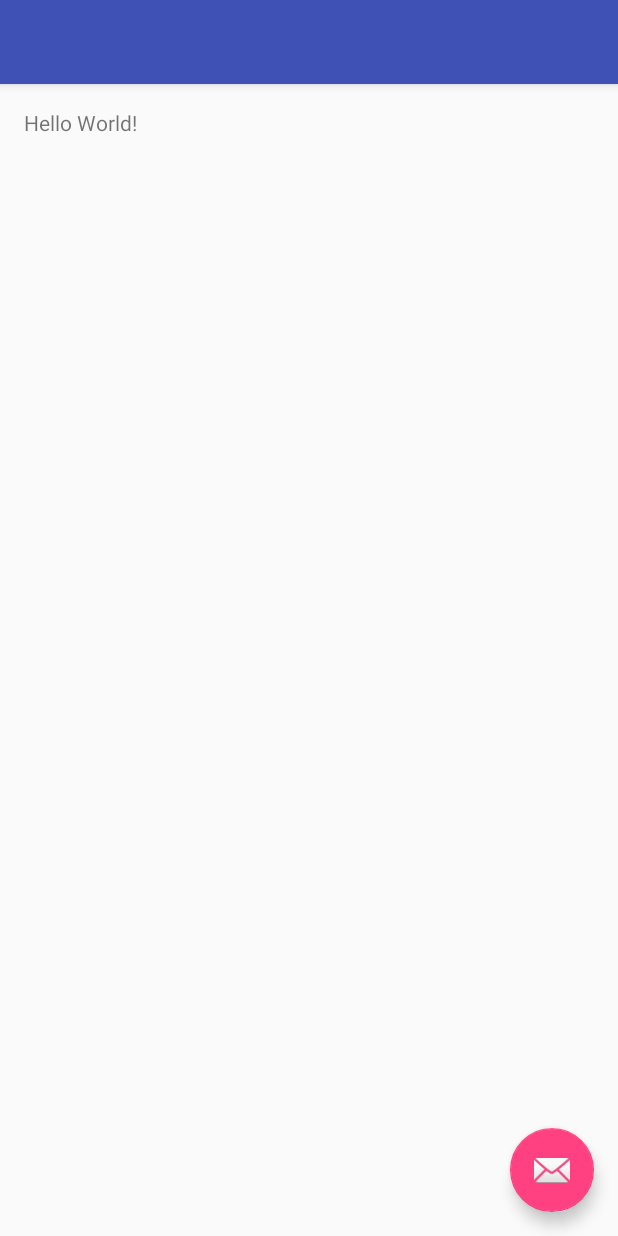
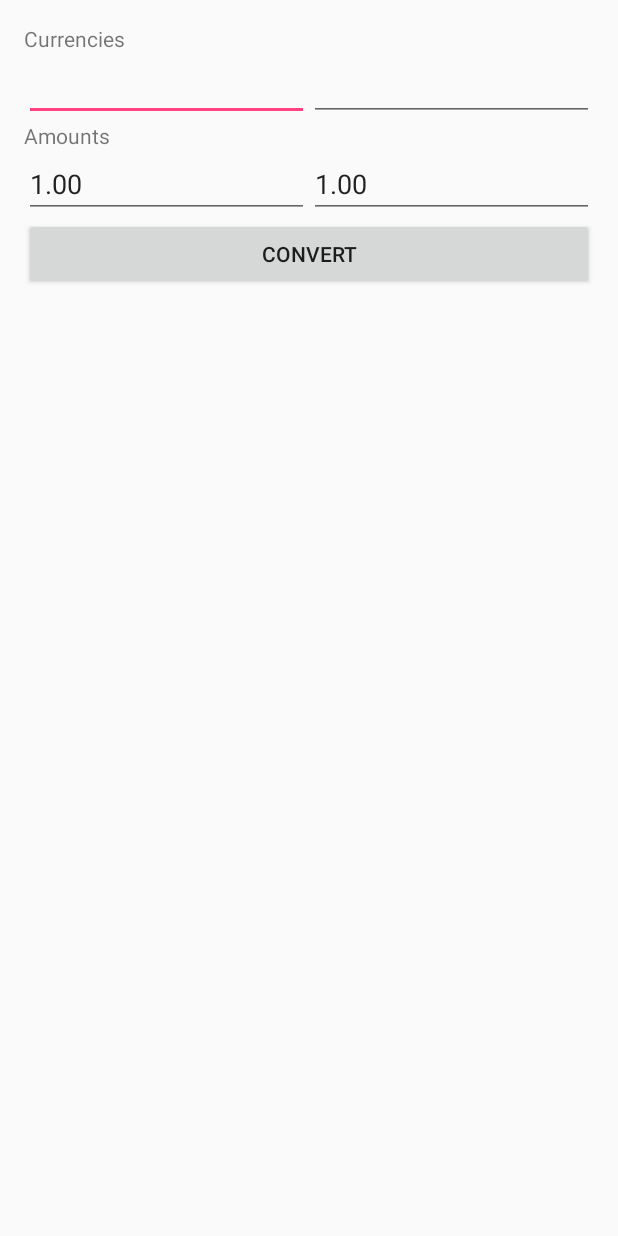
Before and after one commit to STCTbone/CurrencyConverter, an Android app: the screen it shows after launch (ConversionActivity), on a phone screen of 412 x 824 dp. Run offline under Robolectric (Android 15) with nearby library versions, the phone set to English and light mode, and no system bars; libraries missing offline, so code that uses them is left out: com.squareup.okhttp.

Commit message:
WIP working currency converter, now for better layouts

```diff
--- a/app/build.gradle
+++ b/app/build.gradle
@@ -25,4 +25,5 @@ dependencies {
     compile 'com.android.support:appcompat-v7:24.1.1'
     compile 'com.android.support:design:24.1.1'
     compile 'com.squareup.okhttp:okhttp:2.2.0'
+    compile 'com.squareup.retrofit:retrofit:1.9.0'
 }
--- a/app/src/main/java/com/example/matthewrieger/currencyconverter/ConversionActivity.java
+++ b/app/src/main/java/com/example/matthewrieger/currencyconverter/ConversionActivity.java
@@ -11,17 +11,29 @@ import android.support.v7.app.AppCompatActivity;
 import android.util.Log;
 import android.view.Menu;
 import android.view.MenuItem;
+import android.view.View;
+import android.widget.Button;
+import android.widget.EditText;
 
 import com.example.matthewrieger.currencyconverter.service.ConversionService;
+import com.example.matthewrieger.currencyconverter.model.ConversionRate;
 import com.squareup.okhttp.OkHttpClient;
 import com.squareup.okhttp.Request;
 import com.squareup.okhttp.Response;
-import com.squareup.okhttp.OkHttpClient;
 
 
 public class ConversionActivity extends AppCompatActivity {
 
     private static final String LOG_TAG = "[Convert Activity]";
+    private static final String CURRENT_RATE = "CURRENT_RATE";
+
+    private EditText fromCurrencyField;
+    private EditText toCurrencyField;
+    private EditText fromAmountField;
+    private EditText toAmountField;
+    private Button convertButton;
+
+    private ConversionRate currentRate;
 
     private AsyncTask<String, Void, String> loadConversionTask = new AsyncTask<String, Void, String>() {
         @Override
@@ -48,7 +60,7 @@ public class ConversionActivity extends AppCompatActivity {
     };
 
     private void conversionComplete(String payload) {
-        Log.d(LOG_TAG, "Conversion response: " + payload);
+        Log.d(LOG_TAG, "Conversion response: "  + payload);
     }
 
     @Override
@@ -59,20 +71,84 @@ public class ConversionActivity extends AppCompatActivity {
 
         IntentFilter intentFilter = new IntentFilter(ConversionService.CONVERSION_RESULT_ACTION);
         LocalBroadcastManager.getInstance(this).registerReceiver(conversionReceiver, intentFilter);
-        convertCurrency("USD", "EUR");
+
+        fromCurrencyField = (EditText) findViewById(R.id.from_currency);
+        toCurrencyField = (EditText) findViewById(R.id.to_currency);
+        fromAmountField = (EditText) findViewById(R.id.from_amount);
+        toAmountField = (EditText) findViewById(R.id.to_amount);
+        convertButton = (Button) findViewById(R.id.convert_button);
+
+        if (savedInstanceState != null) {
+            currentRate = (ConversionRate) savedInstanceState.getSerializable(CURRENT_RATE);
+        } else {
+            fromAmountField.setText("1.00");
+            toAmountField.setText("1.00");
+        }
+
+        convertButton.setOnClickListener(new View.OnClickListener(){
+            @Override public void onClick(View v) {
+                convert();
+            }
+        });
     }
 
-    private void convertCurrency(String from, String to) {
+    private void convert() {
+        if(currenciesChanged()) {
+            getRate();
+        } else {
+            calculateToAmount();
+        }
+    }
+
+    private boolean currenciesChanged() {
+        if (currentRate != null) {
+            String from = fromCurrencyField.getText().toString().toLowerCase();
+            String to = toCurrencyField.getText().toString().toLowerCase();
+            if (from.equals(currentRate.from.toLowerCase()) && to.equals(currentRate.to.toLowerCase())) {
+                return false;
+            }
+        }
+        return true;
+    }
+
+    private void getRate() {
+        String from = fromCurrencyField.getText().toString();
+        String to = toCurrencyField.getText().toString();
+        if (from != null && to != null && from.length() == 3 && to.length() == 3) {
+            getRate(from, to);
+        }
+    }
+
+    private void getRate(String from, String to) {
         Intent convertIntent = new Intent(this, ConversionService.class);
         convertIntent.putExtra(ConversionService.FROM, from);
         convertIntent.putExtra(ConversionService.TO, to);
         startService(convertIntent);
     }
 
+    private void rateLoaded(ConversionRate newRate) {
+        currentRate = newRate;
+        calculateToAmount();
+    }
+
+    private void calculateToAmount() {
+        if (currentRate != null) {
+            Float toAmount = currentRate.convert(fromAmountField.getText().toString());
+            String formattedToAmount = String.format("%.2f", toAmount);
+            toAmountField.setText(formattedToAmount);
+        }
+    }
+
     @Override
     protected void onDestroy() {
         LocalBroadcastManager.getInstance(this).unregisterReceiver(conversionReceiver);
         super.onDestroy();
+    }
+
+    @Override
+    protected void onSaveInstanceState(Bundle outstate) {
+        super.onSaveInstanceState(outstate);
+        outstate.putSerializable(CURRENT_RATE, currentRate);
     }
 
     @Override
@@ -100,8 +176,8 @@ public class ConversionActivity extends AppCompatActivity {
     private BroadcastReceiver conversionReceiver = new BroadcastReceiver() {
         @Override
         public void onReceive(Context context, Intent intent) {
-            String result = intent.getStringExtra(ConversionService.CONVERSION_RESULT_EXTRA);
-            conversionComplete(result);
+            ConversionRate result = (ConversionRate) intent.getSerializableExtra(ConversionService.CONVERSION_RESULT_EXTRA);
+            rateLoaded(result);
         }
     };
 
--- a/app/src/main/res/layout/activity_conversion.xml
+++ b/app/src/main/res/layout/activity_conversion.xml
@@ -1,34 +1,43 @@
-<?xml version="1.0" encoding="utf-8"?>
-<android.support.design.widget.CoordinatorLayout xmlns:android="http://schemas.android.com/apk/res/android"
-    xmlns:app="http://schemas.android.com/apk/res-auto"
-    xmlns:tools="http://schemas.android.com/tools"
-    android:layout_width="match_parent"
-    android:layout_height="match_parent"
-    android:fitsSystemWindows="true"
-    tools:context="com.example.matthewrieger.currencyconverter.ConversionActivity">
-
-    <android.support.design.widget.AppBarLayout
+<LinearLayout xmlns:android="http://schemas.android.com/apk/res/android" xmlns:tools="http://schemas.android.com/tooks" android:layout_width="match_parent"
+    android:layout_height="match_parent" android:orientation="vertical" android:paddingLeft="@dimen/activity_horizontal_margin"
+    android:paddingRight="@dimen/activity_horizontal_margin" android:paddingTop="@dimen/activity_vertical_margin" android:paddingBottom="@dimen/activity_vertical_margin">
+    <TextView android:id="@+id/currency_label" android:layout_width="match_parent" android:layout_height="wrap_content" android:text="@string/currencies" />
+    <LinearLayout
+        android:layout_width="match_parent"
+        android:layout_height="wrap_content" android:id="@+id/currencies">
+        <EditText
+            android:layout_width="match_parent"
+            android:layout_height="wrap_content"
+            android:id="@+id/from_currency"
+            android:layout_weight="1.0"/>
+        <EditText
+            android:layout_width="match_parent"
+            android:layout_height="wrap_content"
+            android:id="@+id/to_currency"
+            android:layout_weight="1.0"/>
+    </LinearLayout>
+    <TextView
         android:layout_width="match_parent"
         android:layout_height="wrap_content"
-        android:theme="@style/AppTheme.AppBarOverlay">
-
-        <android.support.v7.widget.Toolbar
-            android:id="@+id/toolbar"
+        android:id="@+id/amount_label"
+        android:text="@string/amounts"/>
+    <LinearLayout
+        android:layout_width="match_parent"
+        android:layout_height="wrap_content">
+        <EditText
             android:layout_width="match_parent"
-            android:layout_height="?attr/actionBarSize"
-            android:background="?attr/colorPrimary"
-            app:popupTheme="@style/AppTheme.PopupOverlay" />
-
-    </android.support.design.widget.AppBarLayout>
-
-    <include layout="@layout/content_conversion" />
-
-    <android.support.design.widget.FloatingActionButton
-        android:id="@+id/fab"
-        android:layout_width="wrap_content"
+            android:layout_height="wrap_content"
+            android:id="@+id/from_amount"
+            android:layout_weight="1.0"/>
+        <EditText
+            android:layout_width="match_parent"
+            android:layout_height="wrap_content"
+            android:id="@+id/to_amount"
+            android:layout_weight="1.0"/>
+    </LinearLayout>
+    <Button
+        android:layout_width="match_parent"
         android:layout_height="wrap_content"
-        android:layout_gravity="bottom|end"
-        android:layout_margin="@dimen/fab_margin"
-        android:src="@android:drawable/ic_dialog_email" />
-
-</android.support.design.widget.CoordinatorLayout>
+        android:id="@+id/convert_button"
+        android:text="@string/convert"/>
+</LinearLayout>
--- a/app/src/main/res/values/strings.xml
+++ b/app/src/main/res/values/strings.xml
@@ -1,4 +1,7 @@
 <resources>
     <string name="app_name">Currency Converter</string>
     <string name="action_settings">Settings</string>
+    <string name="currencies">Currencies</string>
+    <string name="amounts">Amounts</string>
+    <string name="convert">Convert</string>
 </resources>
```
Also changed, not shown: app/src/main/java/com/example/matthewrieger/currencyconverter/api/ConversionAPI.java (added, +13 -0 lines), app/src/main/java/com/example/matthewrieger/currencyconverter/model/ConversionRate.java (added, +38 -0 lines), app/src/main/java/com/example/matthewrieger/currencyconverter/service/ConversionService.java (+11 -13 lines).
